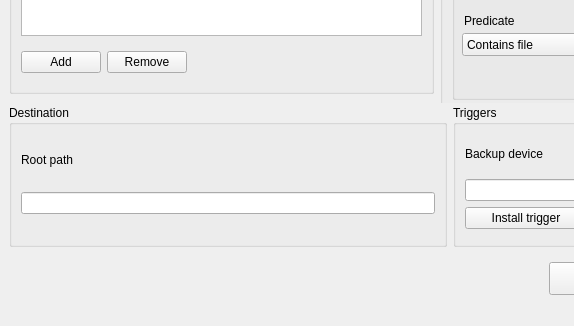
First picture: the form in App/mainwindow.ui, repository otsakir/lisa-backup, before the edit; both pictures show x 0 to 574 and y 280 to 606 of the 900 by 606 pixel window.
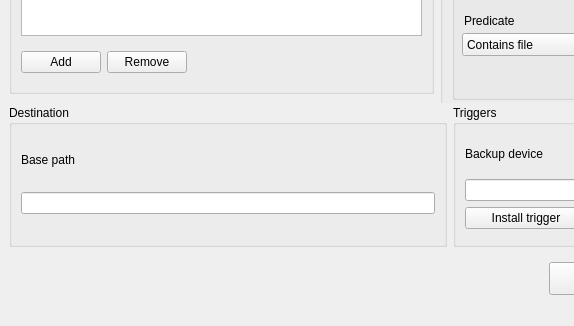
Second picture: the form after the edit.

Commit message: model-view sync for destinationBase field and auto load on startup - ref #2

Patch:
```diff
--- a/App/mainwindow.ui
+++ b/App/mainwindow.ui
@@ -446,7 +446,7 @@
              </sizepolicy>
             </property>
             <property name="text">
-             <string>Root path</string>
+             <string>Base path</string>
             </property>
            </widget>
           </item>
```
Left out of the diff: 2 changed lines with no effect on the pictures. The commit also changes 5 other files.
